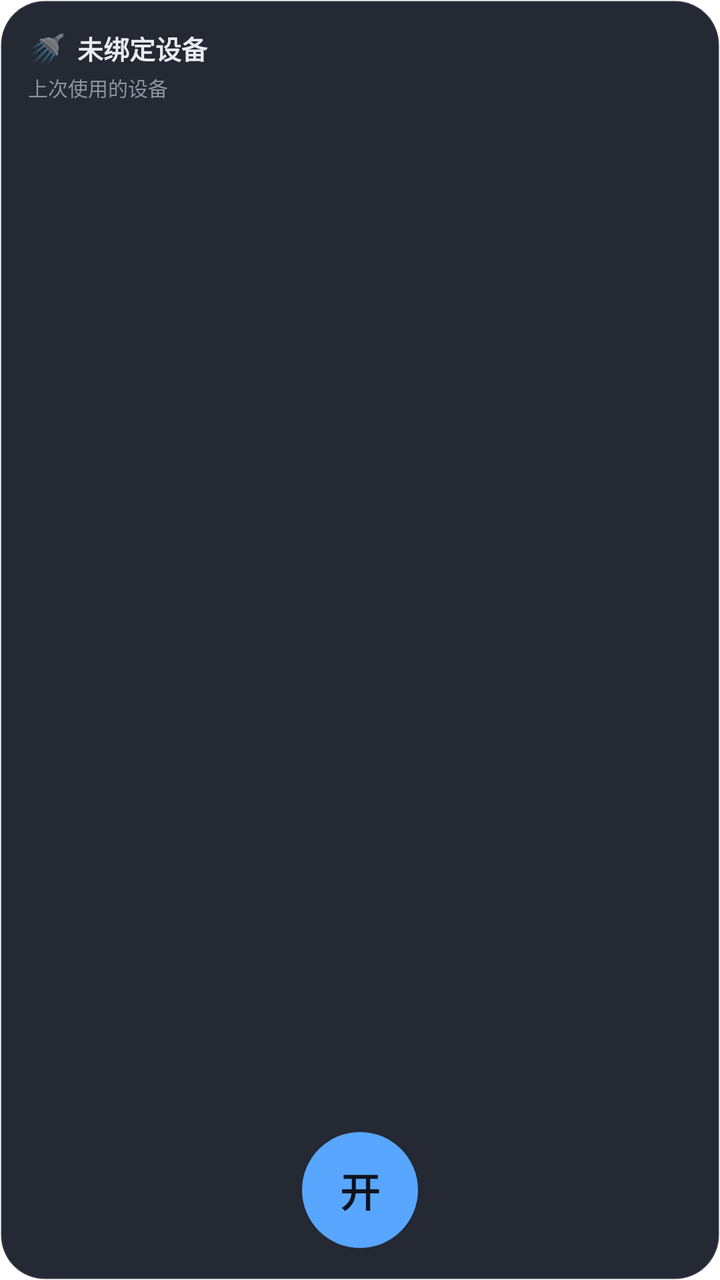
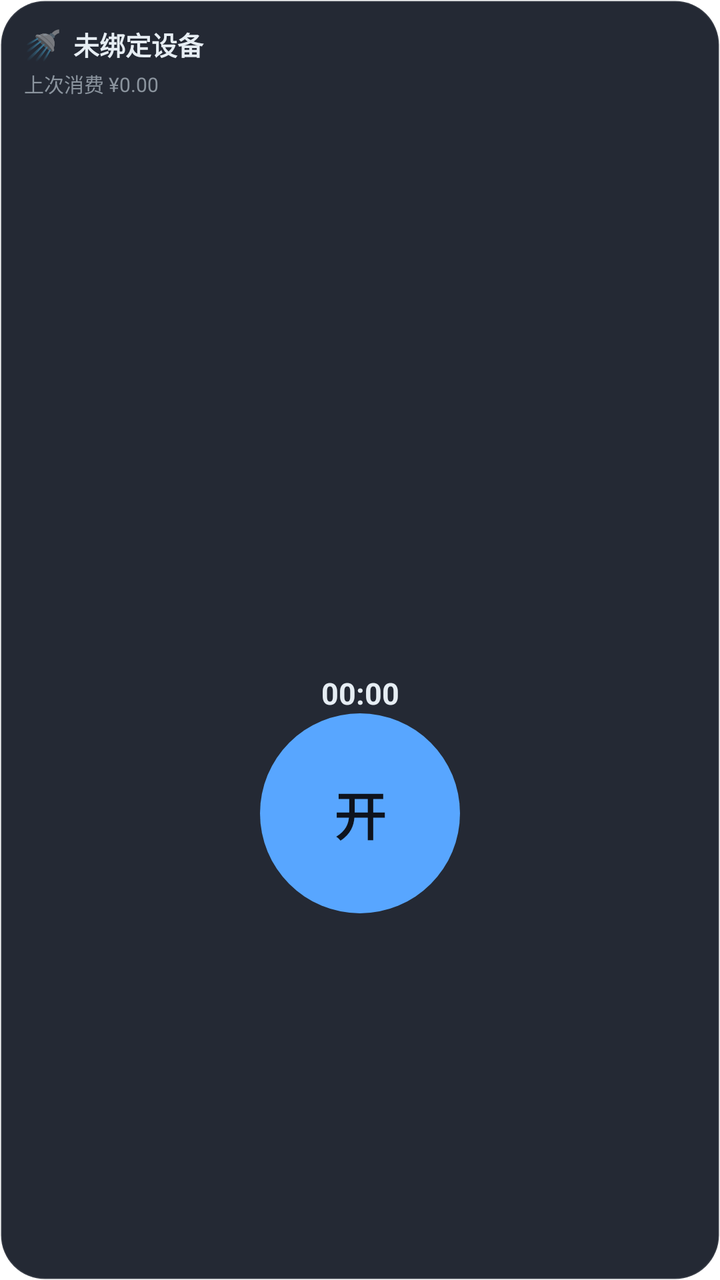

Two renders of the same Android screen: before a commit and after it. Below are the layout's source before the change and the commit's diff.
<!-- AndroidManifest.xml: application theme Theme.LinYu -->
<!-- res/layout/widget_linyu_2x2_dark.xml -->
<?xml version="1.0" encoding="utf-8"?>
<LinearLayout xmlns:android="http://schemas.android.com/apk/res/android"
    android:id="@+id/widget_root"
    android:layout_width="match_parent"
    android:layout_height="match_parent"
    android:orientation="vertical"
    android:background="@drawable/widget_bg_dark"
    android:padding="14dp">

    <LinearLayout
        android:layout_width="match_parent"
        android:layout_height="wrap_content"
        android:orientation="horizontal"
        android:gravity="center_vertical">

        <TextView
            android:id="@+id/widget_emoji"
            android:layout_width="wrap_content"
            android:layout_height="wrap_content"
            android:textSize="15sp"
            android:text="🚿" />

        <TextView
            android:id="@+id/widget_device"
            android:layout_width="0dp"
            android:layout_height="wrap_content"
            android:layout_weight="1"
            android:layout_marginStart="6dp"
            android:textSize="13sp"
            android:textStyle="bold"
            android:maxLines="1"
            android:ellipsize="end"
            android:textColor="#E6EDF3"
            android:text="未绑定设备" />
    </LinearLayout>

    <TextView
        android:id="@+id/widget_sublabel"
        android:layout_width="match_parent"
        android:layout_height="wrap_content"
        android:layout_marginTop="2dp"
        android:textSize="10sp"
        android:maxLines="1"
        android:ellipsize="end"
        android:textColor="#8B949E"
        android:text="上次使用的设备" />

    <FrameLayout
        android:layout_width="match_parent"
        android:layout_height="0dp"
        android:layout_weight="1">

        <TextView
            android:id="@+id/widget_action_start"
            android:layout_width="58dp"
            android:layout_height="58dp"
            android:layout_gravity="center_horizontal|bottom"
            android:layout_marginBottom="2dp"
            android:background="@drawable/widget_circle_start_dark"
            android:gravity="center"
            android:textSize="20sp"
            android:textStyle="bold"
            android:textColor="#0E131D"
            android:text="开" />

        <TextView
            android:id="@+id/widget_action_stop"
            android:layout_width="58dp"
            android:layout_height="58dp"
            android:layout_gravity="center_horizontal|bottom"
            android:layout_marginBottom="2dp"
            android:background="@drawable/widget_circle_stop_dark"
            android:gravity="center"
            android:textSize="20sp"
            android:textStyle="bold"
            android:textColor="#0E131D"
            android:text="关"
            android:visibility="gone" />
    </FrameLayout>
</LinearLayout>
<!-- resources referenced by this layout -->
<resources>
  <!-- drawable widget_bg_dark (drawable) -->
  <?xml version="1.0" encoding="utf-8"?>
  <shape xmlns:android="http://schemas.android.com/apk/res/android"
      android:shape="rectangle">
      <solid android:color="#F71D232E" />
      <corners android:radius="22dp" />
      <stroke android:width="1dp" android:color="#1AFFFFFF" />
  </shape>
  <!-- drawable widget_circle_start_dark (drawable) -->
  <?xml version="1.0" encoding="utf-8"?>
  <shape xmlns:android="http://schemas.android.com/apk/res/android"
      android:shape="oval">
      <solid android:color="#58A6FF" />
  </shape>
  <!-- drawable widget_circle_stop_dark (drawable) -->
  <?xml version="1.0" encoding="utf-8"?>
  <shape xmlns:android="http://schemas.android.com/apk/res/android"
      android:shape="oval">
      <solid android:color="#F85149" />
  </shape>
  <style name="Theme.LinYu" parent="Theme.MaterialComponents.DayNight.NoActionBar">
          <item name="colorPrimary">#2563EB</item>
          <item name="colorPrimaryVariant">#1D4ED8</item>
          <item name="colorOnPrimary">@color/white</item>
          <item name="colorSecondary">#6B7280</item>
          <item name="colorSecondaryVariant">#4B5563</item>
          <item name="colorOnSecondary">@color/white</item>
          <item name="android:statusBarColor">?attr/colorPrimaryVariant</item>
      </style>
  <color name="white">#FFFFFFFF</color>
</resources>

<!-- the commit's change to res/layout/widget_linyu_2x2_dark.xml (unified diff, before → after) -->
@@ -5,7 +5,7 @@
     android:layout_height="match_parent"
     android:orientation="vertical"
     android:background="@drawable/widget_bg_dark"
-    android:padding="14dp">
+    android:padding="12dp">
 
     <LinearLayout
         android:layout_width="match_parent"
@@ -35,7 +35,7 @@
     </LinearLayout>
 
     <TextView
-        android:id="@+id/widget_sublabel"
+        android:id="@+id/widget_lastconsume"
         android:layout_width="match_parent"
         android:layout_height="wrap_content"
         android:layout_marginTop="2dp"
@@ -43,38 +43,66 @@
         android:maxLines="1"
         android:ellipsize="end"
         android:textColor="#8B949E"
-        android:text="上次使用的设备" />
+        android:text="上次消费 ¥0.00" />
 
-    <FrameLayout
+    
+    <LinearLayout
         android:layout_width="match_parent"
         android:layout_height="0dp"
-        android:layout_weight="1">
+        android:layout_weight="1"
+        android:orientation="vertical">
 
+        
         <TextView
-            android:id="@+id/widget_action_start"
-            android:layout_width="58dp"
-            android:layout_height="58dp"
-            android:layout_gravity="center_horizontal|bottom"
-            android:layout_marginBottom="2dp"
-            android:background="@drawable/widget_circle_start_dark"
+            android:layout_width="match_parent"
+            android:layout_height="0dp"
+            android:layout_weight="1" />
+
+        <Chronometer
+            android:id="@+id/widget_timer"
+            android:layout_width="match_parent"
+            android:layout_height="wrap_content"
+            android:layout_marginTop="2dp"
             android:gravity="center"
-            android:textSize="20sp"
+            android:textSize="15sp"
             android:textStyle="bold"
-            android:textColor="#0E131D"
-            android:text="开" />
+            android:textColor="#E6EDF3"
+            android:text="00:00" />
 
+        <FrameLayout
+            android:layout_width="match_parent"
+            android:layout_height="wrap_content">
+
+            <ImageView
+                android:id="@+id/widget_action_start"
+                android:layout_width="match_parent"
+                android:layout_height="wrap_content"
+                android:scaleType="fitCenter"
+                android:src="@drawable/widget_circle_start_dark" />
+
+            <ImageView
+                android:id="@+id/widget_action_stop"
+                android:layout_width="match_parent"
+                android:layout_height="wrap_content"
+                android:scaleType="fitCenter"
+                android:src="@drawable/widget_circle_stop_dark"
+                android:visibility="gone" />
+
+            <TextView
+                android:id="@+id/widget_action_label"
+                android:layout_width="wrap_content"
+                android:layout_height="wrap_content"
+                android:layout_gravity="center"
+                android:textSize="26sp"
+                android:textStyle="bold"
+                android:textColor="#0E131D"
+                android:text="开" />
+        </FrameLayout>
+
+        
         <TextView
-            android:id="@+id/widget_action_stop"
-            android:layout_width="58dp"
-            android:layout_height="58dp"
-            android:layout_gravity="center_horizontal|bottom"
-            android:layout_marginBottom="2dp"
-            android:background="@drawable/widget_circle_stop_dark"
-            android:gravity="center"
-            android:textSize="20sp"
-            android:textStyle="bold"
-            android:textColor="#0E131D"
-            android:text="关"
-            android:visibility="gone" />
-    </FrameLayout>
+            android:layout_width="match_parent"
+            android:layout_height="0dp"
+            android:layout_weight="0.6" />
+    </LinearLayout>
 </LinearLayout>
<!-- resource entries referenced after the edit -->
@@ -13,12 +13,14 @@
   <shape xmlns:android="http://schemas.android.com/apk/res/android"
       android:shape="oval">
       <solid android:color="#58A6FF" />
+      <size android:width="100dp" android:height="100dp" />
   </shape>
   <!-- drawable widget_circle_stop_dark (drawable) -->
   <?xml version="1.0" encoding="utf-8"?>
   <shape xmlns:android="http://schemas.android.com/apk/res/android"
       android:shape="oval">
       <solid android:color="#F85149" />
+      <size android:width="100dp" android:height="100dp" />
   </shape>
   <style name="Theme.LinYu" parent="Theme.MaterialComponents.DayNight.NoActionBar">
           <item name="colorPrimary">#2563EB</item>
